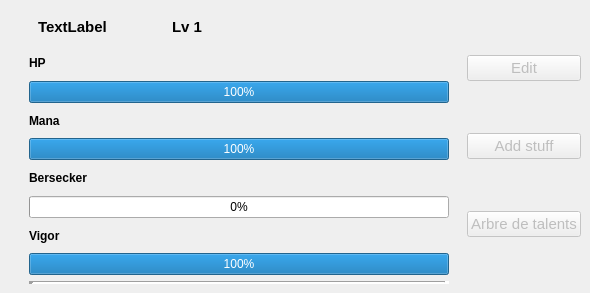
Qt form app/view/forms/heropanel.ui (r0nd0ud0u/qt-rpg) before a commit.
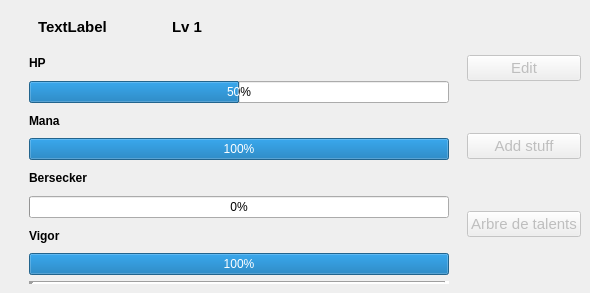
The same form after that commit. Custom widgets are drawn as their Qt base class.

Diff of the .ui file:
```diff
--- a/app/view/forms/heropanel.ui
+++ b/app/view/forms/heropanel.ui
@@ -203,7 +203,7 @@
             </font>
            </property>
            <property name="value">
-            <number>100</number>
+            <number>50</number>
            </property>
            <property name="format">
             <string>%p%</string>
```
